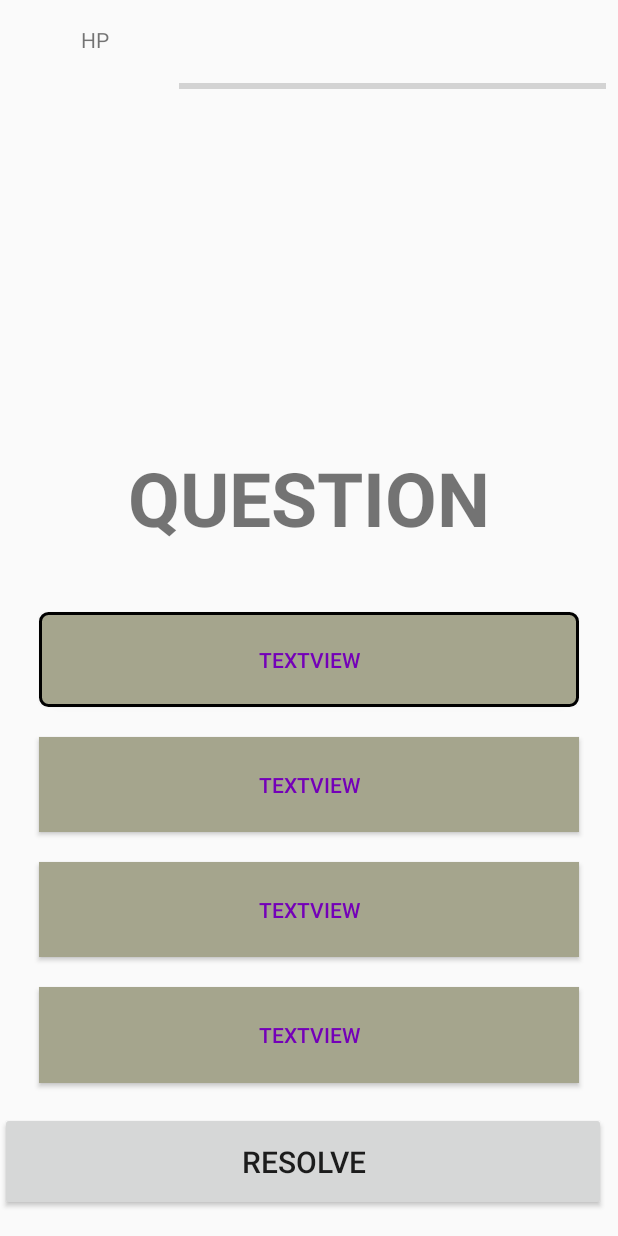
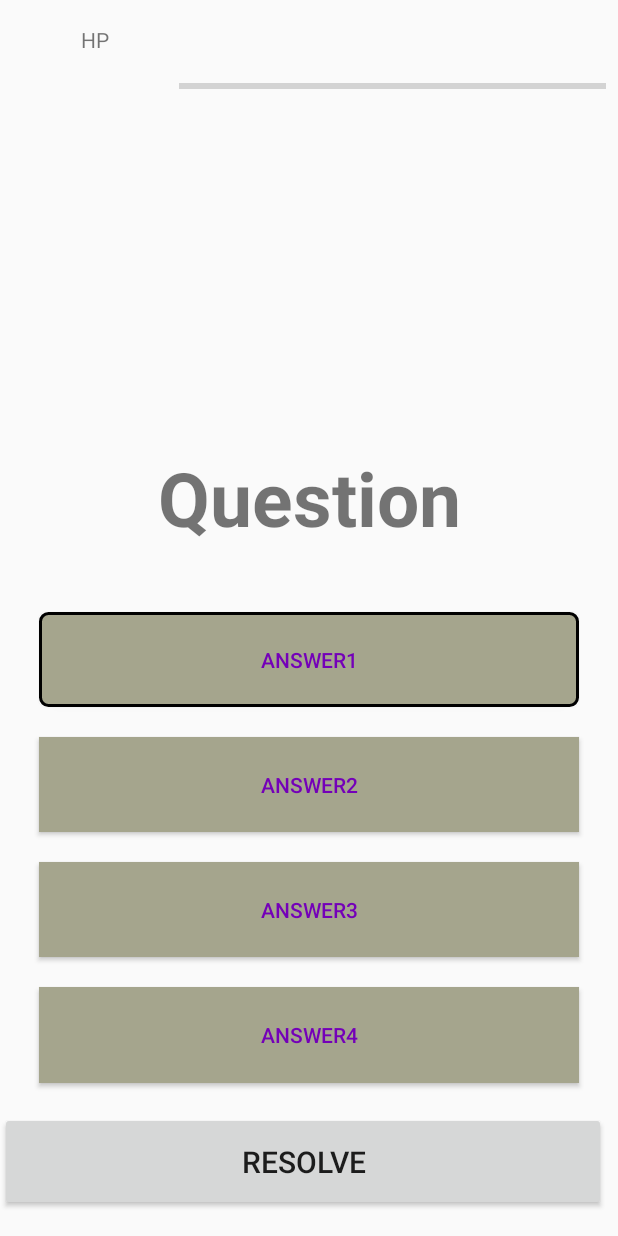
Before and after one commit to Expiate/KaizAsks, an Android app: the GameActivity screen opened directly, with no data from a screen before it, on a phone screen of 412 x 824 dp. Run offline under Robolectric (Android 15) with nearby library versions, the phone set to English and light mode, and no system bars.

Commit message:
Added a QuestionsFragment setup method to send data to the fragment instance. Added Gson implementation.

```diff
--- a/app/build.gradle
+++ b/app/build.gradle
@@ -34,6 +34,7 @@ dependencies {
     implementation 'com.google.android.material:material:1.2.1'
     implementation 'androidx.constraintlayout:constraintlayout:2.0.2'
     implementation 'androidx.legacy:legacy-support-v4:1.0.0'
+    implementation 'com.google.code.gson:gson:2.8.6'
     testImplementation 'junit:junit:4.+'
     androidTestImplementation 'androidx.test.ext:junit:1.1.2'
     androidTestImplementation 'androidx.test.espresso:espresso-core:3.3.0'
--- a/app/src/main/java/com/expiate/kaizasks/GameActivity.java
+++ b/app/src/main/java/com/expiate/kaizasks/GameActivity.java
@@ -5,8 +5,14 @@ import androidx.fragment.app.FragmentManager;
 import androidx.fragment.app.FragmentTransaction;
 
 import android.os.Bundle;
+import android.util.Log;
 
 import com.expiate.kaizasks.fragments.QuestionsFragment;
+
+import java.util.ArrayList;
+import java.util.HashMap;
+import java.util.Map;
+import java.util.TreeMap;
 
 public class GameActivity extends AppCompatActivity {
 
@@ -17,13 +23,21 @@ public class GameActivity extends AppCompatActivity {
         super.onCreate(savedInstanceState);
         setContentView(R.layout.activity_game);
 
-        questionsFragmentSetup();
+        Map<String, ArrayList<String>> data = new TreeMap<>();
+        ArrayList<String> strings = new ArrayList<>();
+        strings.add("Question");
+        strings.add("Answer1");
+        strings.add("Answer2");
+        strings.add("Answer3");
+        strings.add("Answer4");
+        data.put("1", strings);
+        questionsFragmentSetup(data);
     }
 
 
-    public void questionsFragmentSetup() {
+    public void questionsFragmentSetup(Map<String, ArrayList<String>> data) {
         FragmentTransaction ft = getSupportFragmentManager().beginTransaction();
-        questionsFragment = QuestionsFragment.newInstance("test", "test");
+        questionsFragment = QuestionsFragment.newInstance(data);
         ft.replace(R.id.placeholder, questionsFragment);
         ft.commit();
     }
--- a/app/src/main/java/com/expiate/kaizasks/fragments/QuestionsFragment.java
+++ b/app/src/main/java/com/expiate/kaizasks/fragments/QuestionsFragment.java
@@ -6,11 +6,20 @@ import androidx.annotation.NonNull;
 import androidx.annotation.Nullable;
 import androidx.fragment.app.Fragment;
 
+import android.util.Log;
 import android.view.LayoutInflater;
 import android.view.View;
 import android.view.ViewGroup;
+import android.widget.TextView;
 
 import com.expiate.kaizasks.R;
+import com.google.gson.Gson;
+
+import java.util.ArrayList;
+import java.util.HashMap;
+import java.util.Iterator;
+import java.util.Map;
+import java.util.TreeMap;
 
 /**
  * A simple {@link Fragment} subclass.
@@ -19,14 +28,15 @@ import com.expiate.kaizasks.R;
  */
 public class QuestionsFragment extends Fragment {
 
-    // TODO: Rename parameter arguments, choose names that match
-    // the fragment initialization parameters, e.g. ARG_ITEM_NUMBER
-    private static final String ARG_PARAM1 = "param1";
-    private static final String ARG_PARAM2 = "param2";
+    private static final String ARG_PARAM = "map";
 
-    // TODO: Rename and change types of parameters
-    private String mParam1;
-    private String mParam2;
+    private Map<String, ArrayList<String>> metaData = new TreeMap<>();
+
+    private TextView question;
+    private TextView answer1;
+    private TextView answer2;
+    private TextView answer3;
+    private TextView answer4;
 
     public QuestionsFragment() {
         // Required empty public constructor
@@ -36,16 +46,16 @@ public class QuestionsFragment extends Fragment {
      * Use this factory method to create a new instance of
      * this fragment using the provided parameters.
      *
-     * @param param1 Parameter 1.
-     * @param param2 Parameter 2.
+     * @param metaData A Map that contains the main MetaData of the
+     *                 fragment.
      * @return A new instance of fragment QuestionsFragment.
      */
-    // TODO: Rename and change types and number of parameters
-    public static QuestionsFragment newInstance(String param1, String param2) {
+    public static QuestionsFragment newInstance(Map<String, ArrayList<String>> metaData) {
         QuestionsFragment fragment = new QuestionsFragment();
         Bundle args = new Bundle();
-        args.putString(ARG_PARAM1, param1);
-        args.putString(ARG_PARAM2, param2);
+        Gson gson = new Gson();
+        String json = gson.toJson(metaData);
+        args.putString(ARG_PARAM, json);
         fragment.setArguments(args);
         return fragment;
     }
@@ -54,8 +64,9 @@ public class QuestionsFragment extends Fragment {
     public void onCreate(Bundle savedInstanceState) {
         super.onCreate(savedInstanceState);
         if (getArguments() != null) {
-            mParam1 = getArguments().getString(ARG_PARAM1);
-            mParam2 = getArguments().getString(ARG_PARAM2);
+            String json = getArguments().getString(ARG_PARAM);
+            Gson gson = new Gson();
+            metaData = gson.fromJson(json, TreeMap.class);
         }
     }
 
@@ -69,5 +80,23 @@ public class QuestionsFragment extends Fragment {
     @Override
     public void onViewCreated(@NonNull View view, @Nullable Bundle savedInstanceState) {
         super.onViewCreated(view, savedInstanceState);
+
+        // Get UI ID's
+        question = view.findViewById(R.id.questionTitle);
+        answer1 = view.findViewById(R.id.respuesta1);
+        answer2 = view.findViewById(R.id.respuesta2);
+        answer3 = view.findViewById(R.id.respuesta3);
+        answer4 = view.findViewById(R.id.respuesta4);
+
+        // Unpack the Data
+        ArrayList<String> texts = metaData.get("1");
+
+        // Set the Data on UI
+        question.setText(texts.get(0));
+        answer1.setText(texts.get(1));
+        answer2.setText(texts.get(2));
+        answer3.setText(texts.get(3));
+        answer4.setText(texts.get(4));
+
     }
 }
```
